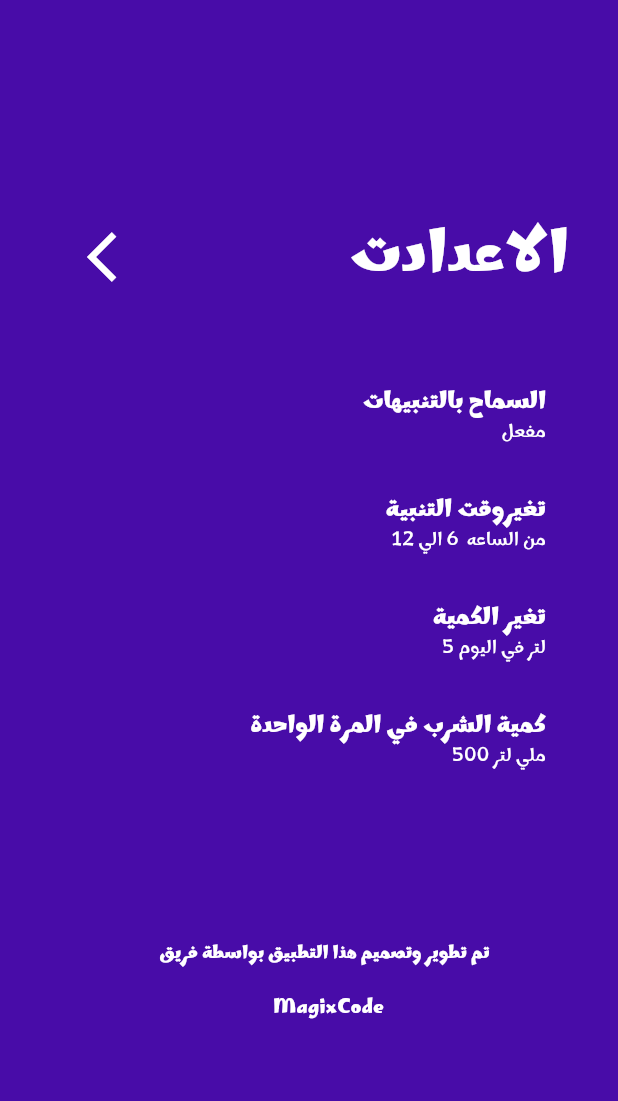
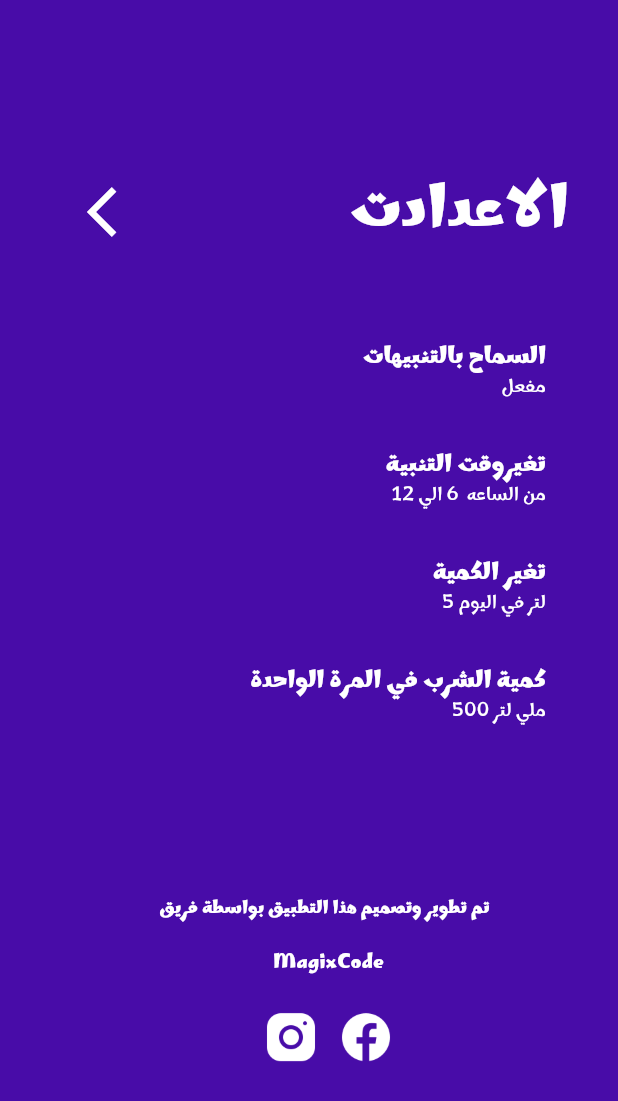
Before and after one commit to Magiixcode/Ashrably, a Flutter app: the SettingPage screen opened directly, on a phone screen of 412 x 824 dp. Shown: the top 1101 px of the screen. Run offline on Flutter 3.47's test engine with Material 3 defaults, Android fonts, the phone set to English and light mode, and no system bars; our stand-ins replace flutter_zoom_drawer.

Commit message:
modify in setting page

```diff
--- a/lib/pages/setting_page.dart
+++ b/lib/pages/setting_page.dart
@@ -135,6 +135,25 @@ class SettingPage extends StatelessWidget {
                 fontWeight: FontWeight.bold,
               ),
             ),
+            SizedBox(
+              height: 20,
+            ),
+            Row(
+              mainAxisAlignment: MainAxisAlignment.center,
+              children: [
+                Image.asset(
+                  'assets/images/instgaram.png',
+                  height: 40,
+                ),
+                SizedBox(
+                  width: 10,
+                ),
+                Image.asset(
+                  'assets/images/facebok.png',
+                  height: 40,
+                ),
+              ],
+            )
           ],
         ),
       ),
```
